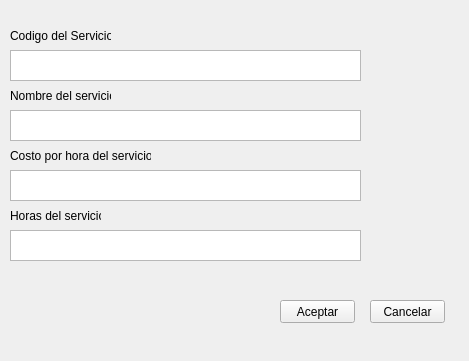
First picture: the form in VentanaServicio.ui, repository OSarmient/Parcial2, before the edit.
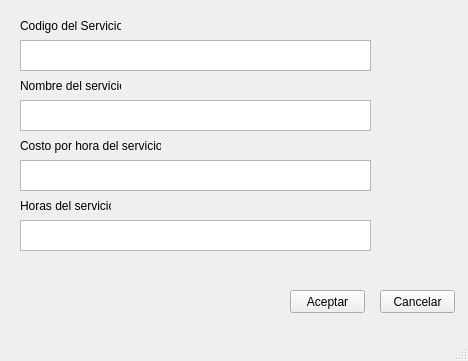
Second picture: the form after the edit.

```diff
--- a/VentanaServicio.ui
+++ b/VentanaServicio.ui
@@ -1,72 +1,24 @@
 <?xml version="1.0" encoding="UTF-8"?>
 <ui version="4.0">
- <class>Form</class>
- <widget class="QWidget" name="Form">
+ <class>MainWindow</class>
+ <widget class="QMainWindow" name="MainWindow">
   <property name="geometry">
    <rect>
     <x>0</x>
     <y>0</y>
-    <width>469</width>
+    <width>468</width>
     <height>361</height>
    </rect>
   </property>
   <property name="windowTitle">
    <string>Form</string>
   </property>
-  <widget class="QLabel" name="NombreServicio">
+  <widget class="QWidget" name="centralwidget">
+   <widget class="QTextEdit" name="IngresarCosto">
    <property name="geometry">
     <rect>
-     <x>10</x>
-     <y>80</y>
-     <width>101</width>
-     <height>31</height>
-    </rect>
-   </property>
-   <property name="text">
-    <string>Nombre del servicio</string>
-   </property>
-  </widget>
-  <widget class="QTextEdit" name="IngresarCodigo">
-   <property name="geometry">
-    <rect>
-     <x>10</x>
-     <y>50</y>
-     <width>351</width>
-     <height>31</height>
-    </rect>
-   </property>
-  </widget>
-  <widget class="QLabel" name="CodigoServicio">
-   <property name="geometry">
-    <rect>
-     <x>10</x>
-     <y>20</y>
-     <width>101</width>
-     <height>31</height>
-    </rect>
-   </property>
-   <property name="text">
-    <string>Codigo del Servicio</string>
-   </property>
-  </widget>
-  <widget class="QLabel" name="Horas">
-   <property name="geometry">
-    <rect>
-     <x>10</x>
-     <y>200</y>
-     <width>91</width>
-     <height>31</height>
-    </rect>
-   </property>
-   <property name="text">
-    <string>Horas del servicio</string>
-   </property>
-  </widget>
-  <widget class="QTextEdit" name="IngresarHoras">
-   <property name="geometry">
-    <rect>
-     <x>10</x>
-     <y>230</y>
+      <x>20</x>
+      <y>160</y>
      <width>351</width>
      <height>31</height>
     </rect>
@@ -75,8 +27,8 @@
   <widget class="QLabel" name="CostoXHora">
    <property name="geometry">
     <rect>
-     <x>10</x>
-     <y>140</y>
+      <x>20</x>
+      <y>130</y>
      <width>141</width>
      <height>31</height>
     </rect>
@@ -85,21 +37,83 @@
     <string>Costo por hora del servicio</string>
    </property>
   </widget>
-  <widget class="QTextEdit" name="IngresarCosto">
+   <widget class="QLabel" name="Horas">
    <property name="geometry">
     <rect>
-     <x>10</x>
-     <y>170</y>
-     <width>351</width>
+      <x>20</x>
+      <y>190</y>
+      <width>91</width>
      <height>31</height>
     </rect>
+    </property>
+    <property name="text">
+     <string>Horas del servicio</string>
+    </property>
+   </widget>
+   <widget class="QLabel" name="CodigoServicio">
+    <property name="geometry">
+     <rect>
+      <x>20</x>
+      <y>10</y>
+      <width>101</width>
+      <height>31</height>
+     </rect>
+    </property>
+    <property name="text">
+     <string>Codigo del Servicio</string>
+    </property>
+   </widget>
+   <widget class="QPushButton" name="CancelarInfoS">
+    <property name="geometry">
+     <rect>
+      <x>380</x>
+      <y>290</y>
+      <width>75</width>
+      <height>23</height>
+     </rect>
+    </property>
+    <property name="text">
+     <string>Cancelar</string>
    </property>
   </widget>
   <widget class="QTextEdit" name="textEdit_7">
    <property name="geometry">
     <rect>
-     <x>10</x>
-     <y>110</y>
+      <x>20</x>
+      <y>100</y>
+      <width>351</width>
+      <height>31</height>
+     </rect>
+    </property>
+   </widget>
+   <widget class="QLabel" name="NombreServicio">
+    <property name="geometry">
+     <rect>
+      <x>20</x>
+      <y>70</y>
+      <width>101</width>
+      <height>31</height>
+     </rect>
+    </property>
+    <property name="text">
+     <string>Nombre del servicio</string>
+    </property>
+   </widget>
+   <widget class="QTextEdit" name="IngresarCodigo">
+    <property name="geometry">
+     <rect>
+      <x>20</x>
+      <y>40</y>
+      <width>351</width>
+      <height>31</height>
+     </rect>
+    </property>
+   </widget>
+   <widget class="QTextEdit" name="IngresarHoras">
+    <property name="geometry">
+     <rect>
+      <x>20</x>
+      <y>220</y>
      <width>351</width>
      <height>31</height>
     </rect>
@@ -108,8 +122,8 @@
   <widget class="QPushButton" name="AceptarInfoS">
    <property name="geometry">
     <rect>
-     <x>280</x>
-     <y>300</y>
+      <x>290</x>
+      <y>290</y>
      <width>75</width>
      <height>23</height>
     </rect>
@@ -118,19 +132,18 @@
     <string>Aceptar</string>
    </property>
   </widget>
-  <widget class="QPushButton" name="CancelarInfoS">
+  </widget>
+  <widget class="QMenuBar" name="menubar">
    <property name="geometry">
     <rect>
-     <x>370</x>
-     <y>300</y>
-     <width>75</width>
-     <height>23</height>
+     <x>0</x>
+     <y>0</y>
+     <width>468</width>
+     <height>21</height>
     </rect>
    </property>
-   <property name="text">
-    <string>Cancelar</string>
-   </property>
   </widget>
+  <widget class="QStatusBar" name="statusbar"/>
  </widget>
  <resources/>
  <connections/>
```
Left out of the diff: 2 changed lines with no effect on the pictures. Lines whose indentation alone changed are shown as unchanged.
